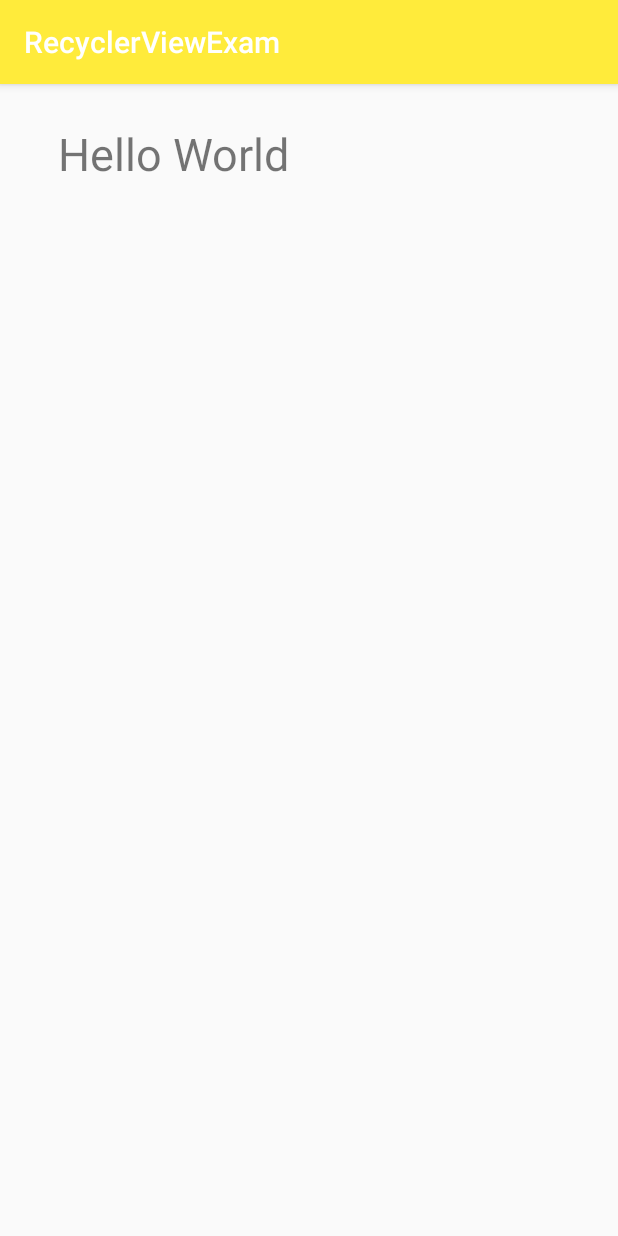
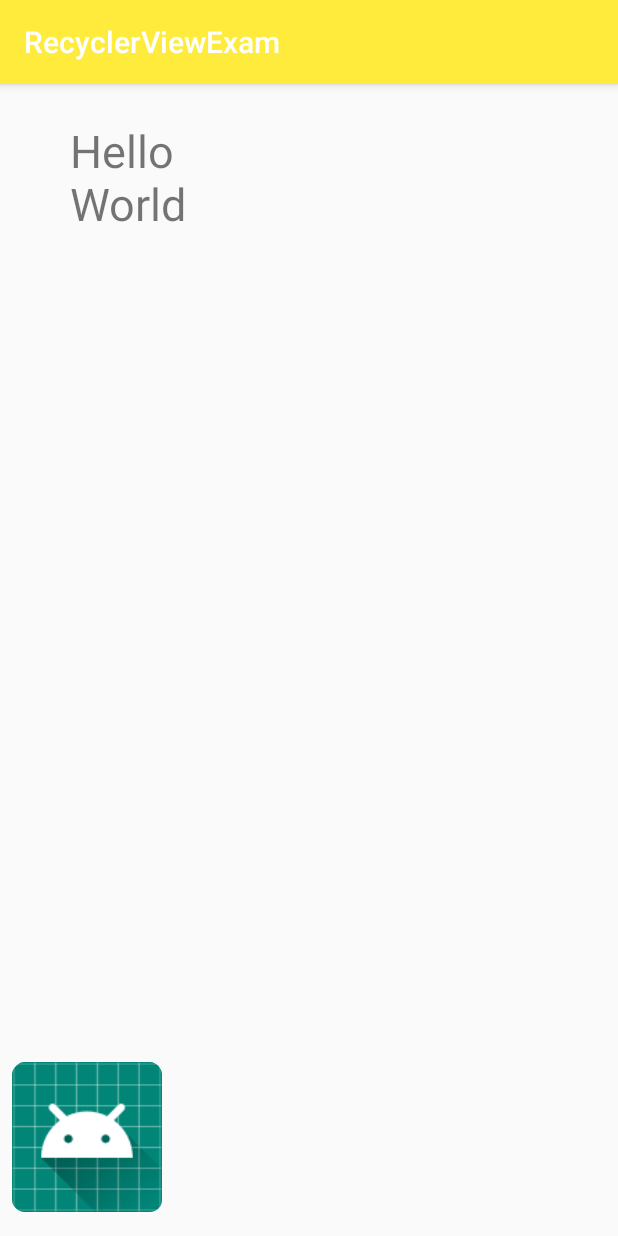
Before and after one commit to junsuk5/android_semin_1ki_exam, an Android app: the screen it shows after launch (ResExamActivity), after a tap on "ResExamActivity", on a phone screen of 412 x 824 dp. Run offline under Robolectric (Android 15) with nearby library versions, the phone set to English and light mode, and no system bars.

Commit message:
Activity Transition Shared Element 연습 예제

```diff
--- a/app/src/main/AndroidManifest.xml
+++ b/app/src/main/AndroidManifest.xml
@@ -9,7 +9,8 @@
         android:roundIcon="@mipmap/ic_launcher_round"
         android:supportsRtl="true"
         android:theme="@style/AppTheme">
-        <activity android:name=".resexam.ResExamActivity"></activity>
+        <activity android:name=".resexam.TransitionTargetActivity"></activity>
+        <activity android:name=".resexam.ResExamActivity" />
         <activity android:name=".thread.ThreadActivity" />
         <activity android:name=".eventbus.EventBusExamActivity" />
         <activity android:name=".exam283.Exam283Activity" />
--- a/app/src/main/java/com/example/recyclerviewexam/MainActivity.java
+++ b/app/src/main/java/com/example/recyclerviewexam/MainActivity.java
@@ -58,6 +58,7 @@ public class MainActivity extends AppCompatActivity implements ExamRecyclerAdapt
     private void moveActivity(Class clazz) {
         Intent intent = new Intent(this, clazz);
         startActivity(intent);
+        overridePendingTransition(R.anim.shake, R.anim.out);
     }
 
     @Override
--- a/app/src/main/res/layout/activity_res_exam.xml
+++ b/app/src/main/res/layout/activity_res_exam.xml
@@ -8,8 +8,8 @@
 
     <TextView
         android:id="@+id/textView3"
-        android:layout_width="wrap_content"
-        android:layout_height="wrap_content"
+        android:layout_width="100dp"
+        android:layout_height="100dp"
         android:onClick="onClick"
         android:text="@string/hello_world"
         android:textSize="30sp"
@@ -19,4 +19,16 @@
         app:layout_constraintStart_toStartOf="parent"
         app:layout_constraintTop_toTopOf="parent"
         app:layout_constraintVertical_bias="0.036" />
+
+    <ImageView
+        android:onClick="onImageViewClick"
+        android:id="@+id/imageView"
+        android:layout_width="100dp"
+        android:layout_height="100dp"
+        android:layout_marginStart="8dp"
+        android:layout_marginBottom="16dp"
+        android:transitionName="icon"
+        app:layout_constraintBottom_toBottomOf="parent"
+        app:layout_constraintStart_toStartOf="parent"
+        app:srcCompat="@mipmap/ic_launcher" />
 </android.support.constraint.ConstraintLayout>
--- a/app/src/main/res/values/styles.xml
+++ b/app/src/main/res/values/styles.xml
@@ -2,6 +2,8 @@
 
     <!-- Base application theme. -->
     <style name="AppTheme" parent="Theme.AppCompat.Light.DarkActionBar">
+        <!-- enable window content transitions -->
+        <item name="android:windowActivityTransitions">true</item>
         <!-- Customize your theme here. -->
         <item name="colorPrimary">@color/colorPrimary</item>
         <item name="colorPrimaryDark">@color/colorPrimaryDark</item>
```
Also changed, not shown: app/src/main/java/com/example/recyclerviewexam/resexam/ResExamActivity.java (+10 -0 lines), app/src/main/java/com/example/recyclerviewexam/resexam/TransitionTargetActivity.java (added, +15 -0 lines), app/src/main/res/layout/activity_transition_target.xml (added, +23 -0 lines).
